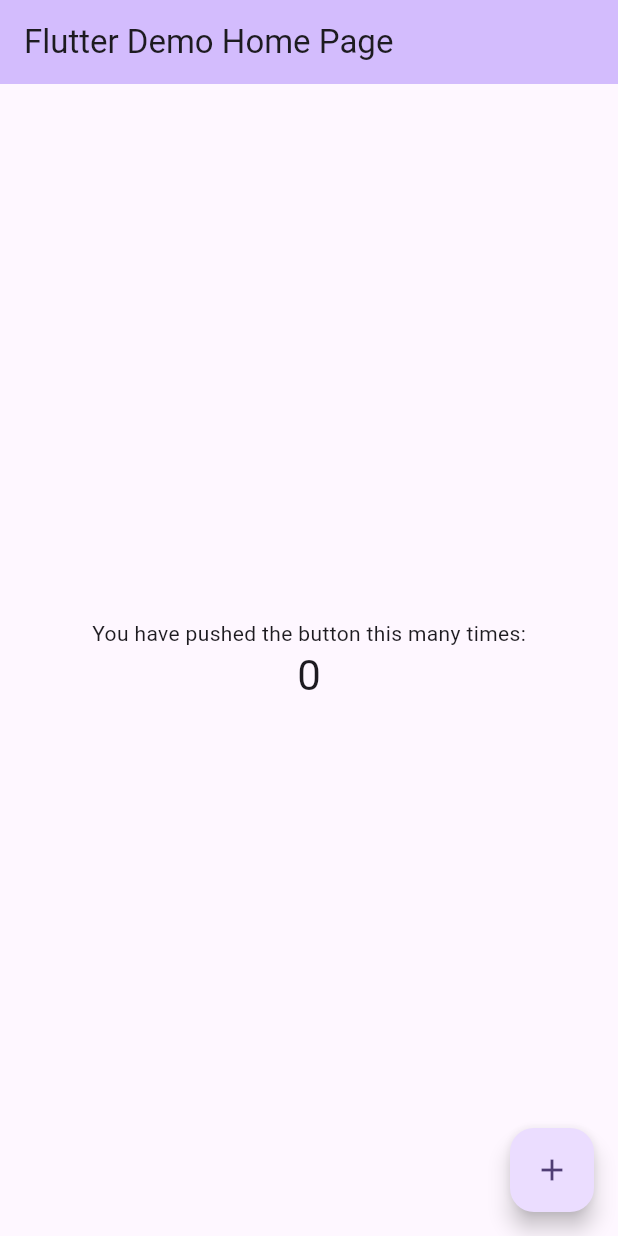
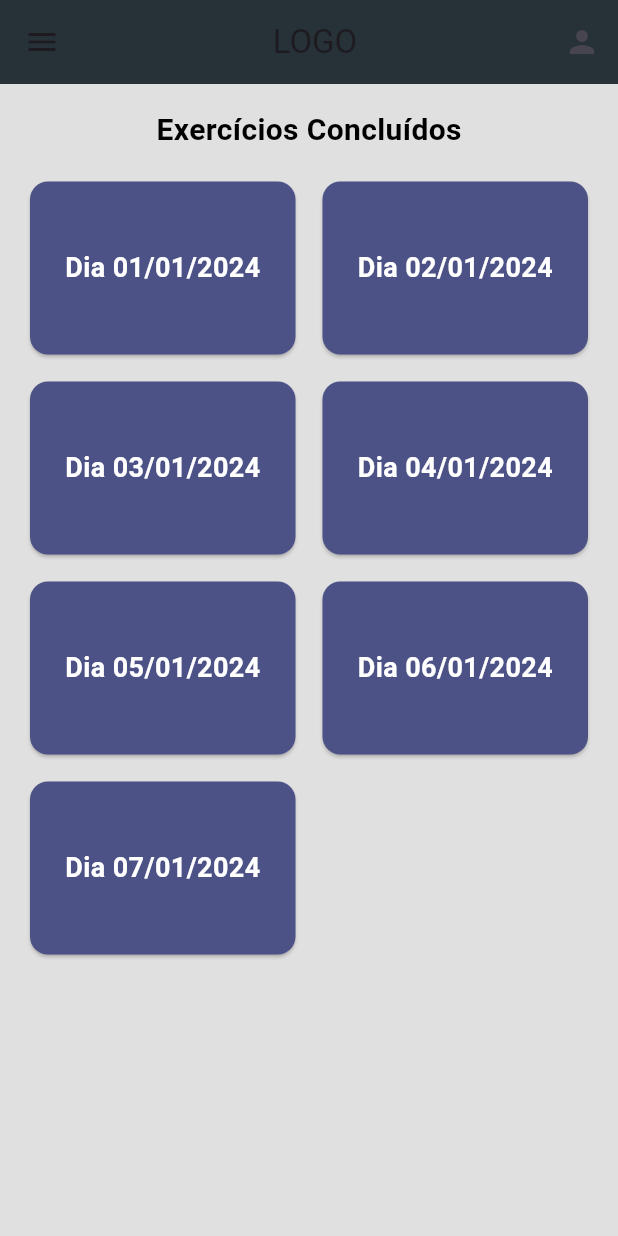
Before and after one commit to SouzaLipes/puc_fit_trabalho_moba, a Flutter app: the screen it shows after launch, on a phone screen of 412 x 824 dp. Run offline on Flutter 3.47's test engine with Material 3 defaults, Android fonts, the phone set to English and light mode, and no system bars.

Commit message:
adiçao telas calendario treino

```diff
--- a/puc_fit/lib/calendario_treinos.dart
+++ b/puc_fit/lib/calendario_treinos.dart
@@ -1,14 +1,72 @@
 import 'package:flutter/material.dart';
 import 'exercicios_feito_dia.dart';
 
-class DaysScreen extends StatelessWidget {
-  final List<String> days = ['Dia 1', 'Dia 2', 'Dia 3', 'Dia 4', 'Dia 5', 'Dia 6', 'Dia 7'];
+class CalendarioTreinos extends StatelessWidget {
+  final List<String> days = [
+    'Dia 01/01/2024',
+    'Dia 02/01/2024',
+    'Dia 03/01/2024',
+    'Dia 04/01/2024',
+    'Dia 05/01/2024',
+    'Dia 06/01/2024',
+    'Dia 07/01/2024',
+  ];
+
+  void _showExercisesDialog(BuildContext context, String day) {
+    showDialog(
+      context: context,
+      builder: (BuildContext context) {
+        return AlertDialog(
+          title: Text(day),
+          content: Column(
+            mainAxisSize: MainAxisSize.min,
+            children: [
+              ListTile(
+                leading: Icon(Icons.fitness_center),
+                title: Text('Exercício 1: exemplo-exercicio'),
+                trailing: Text('x3'),
+              ),
+              ListTile(
+                leading: Icon(Icons.fitness_center),
+                title: Text('Exercício 2: exemplo-exercicio'),
+                trailing: Text('x3'),
+              ),
+              ListTile(
+                leading: Icon(Icons.fitness_center),
+                title: Text('Exercício 3: exemplo-exercicio'),
+                trailing: Text('x3'),
+              ),
+            ],
+          ),
+          actions: [
+            TextButton(
+              child: Text('Fechar'),
+              onPressed: () {
+                Navigator.of(context).pop();
+              },
+            ),
+          ],
+        );
+      },
+    );
+  }
 
   @override
   Widget build(BuildContext context) {
     return Scaffold(
       appBar: AppBar(
-        title: Text('Exercícios por Dia'),
+        backgroundColor: Colors.blueGrey[900],
+        leading: IconButton(
+          icon: Icon(Icons.menu),
+          onPressed: () {},
+        ),
+        title: Center(child: Text("LOGO")),
+        actions: [
+          IconButton(
+            icon: Icon(Icons.person),
+            onPressed: () {},
+          ),
+        ],
       ),
       backgroundColor: Colors.grey[300],
       body: Padding(
@@ -20,39 +78,34 @@ class DaysScreen extends StatelessWidget {
               child: Text(
                 'Exercícios Concluídos',
                 style: TextStyle(
-                  color: Colors.black, // Cor do texto em preto
+                  color: Colors.black,
                   fontSize: 20,
-                  fontWeight: FontWeight.bold, // Texto em negrito
+                  fontWeight: FontWeight.bold,
                 ),
               ),
             ),
-            SizedBox(height: 16.0), // Espaço entre o título e os cards
+            SizedBox(height: 16.0),
             Expanded(
               child: GridView.builder(
                 gridDelegate: SliverGridDelegateWithFixedCrossAxisCount(
-                  crossAxisCount: 2, // Define 2 cards por linha
-                  crossAxisSpacing: 10.0, // Espaçamento horizontal entre os cards
-                  mainAxisSpacing: 10.0, // Espaçamento vertical entre os cards
-                  childAspectRatio: 3 / 2, // Proporção dos cards (largura / altura)
+                  crossAxisCount: 2,
+                  crossAxisSpacing: 10.0,
+                  mainAxisSpacing: 10.0,
+                  childAspectRatio: 3 / 2,
                 ),
                 itemCount: days.length,
                 itemBuilder: (context, index) {
                   return Card(
-                    color: Color(0xFF4C5285), // Cor de fundo #4C5285
+                    color: Color(0xFF4C5285),
                     child: InkWell(
                       onTap: () {
-                        Navigator.push(
-                          context,
-                          MaterialPageRoute(
-                            builder: (context) => ExerciosFeitosDia(day: days[index]),
-                          ),
-                        );
+                        _showExercisesDialog(context, days[index]);
                       },
                       child: Center(
                         child: Text(
                           days[index],
                           style: TextStyle(
-                            color: Colors.white, // Texto branco para contraste
+                            color: Colors.white,
                             fontSize: 18,
                             fontWeight: FontWeight.bold,
                           ),
--- a/puc_fit/lib/main.dart
+++ b/puc_fit/lib/main.dart
@@ -1,125 +1,15 @@
 import 'package:flutter/material.dart';
+import 'calendario_treinos.dart';
 
 void main() {
-  runApp(const MyApp());
+  runApp(MyApp());
 }
 
 class MyApp extends StatelessWidget {
-  const MyApp({super.key});
-
-  // This widget is the root of your application.
   @override
   Widget build(BuildContext context) {
     return MaterialApp(
-      title: 'Flutter Demo',
-      theme: ThemeData(
-        // This is the theme of your application.
-        //
-        // TRY THIS: Try running your application with "flutter run". You'll see
-        // the application has a purple toolbar. Then, without quitting the app,
-        // try changing the seedColor in the colorScheme below to Colors.green
-        // and then invoke "hot reload" (save your changes or press the "hot
-        // reload" button in a Flutter-supported IDE, or press "r" if you used
-        // the command line to start the app).
-        //
-        // Notice that the counter didn't reset back to zero; the application
-        // state is not lost during the reload. To reset the state, use hot
-        // restart instead.
-        //
-        // This works for code too, not just values: Most code changes can be
-        // tested with just a hot reload.
-        colorScheme: ColorScheme.fromSeed(seedColor: Colors.deepPurple),
-        useMaterial3: true,
-      ),
-      home: const MyHomePage(title: 'Flutter Demo Home Page'),
+      home: CalendarioTreinos(),
     );
   }
 }
-
-class MyHomePage extends StatefulWidget {
-  const MyHomePage({super.key, required this.title});
-
-  // This widget is the home page of your application. It is stateful, meaning
-  // that it has a State object (defined below) that contains fields that affect
-  // how it looks.
-
-  // This class is the configuration for the state. It holds the values (in this
-  // case the title) provided by the parent (in this case the App widget) and
-  // used by the build method of the State. Fields in a Widget subclass are
-  // always marked "final".
-
-  final String title;
-
-  @override
-  State<MyHomePage> createState() => _MyHomePageState();
-}
-
-class _MyHomePageState extends State<MyHomePage> {
-  int _counter = 0;
-
-  void _incrementCounter() {
-    setState(() {
-      // This call to setState tells the Flutter framework that something has
-      // changed in this State, which causes it to rerun the build method below
-      // so that the display can reflect the updated values. If we changed
-      // _counter without calling setState(), then the build method would not be
-      // called again, and so nothing would appear to happen.
-      _counter++;
-    });
-  }
-
-  @override
-  Widget build(BuildContext context) {
-    // This method is rerun every time setState is called, for instance as done
-    // by the _incrementCounter method above.
-    //
-    // The Flutter framework has been optimized to make rerunning build methods
-    // fast, so that you can just rebuild anything that needs updating rather
-    // than having to individually change instances of widgets.
-    return Scaffold(
-      appBar: AppBar(
-        // TRY THIS: Try changing the color here to a specific color (to
-        // Colors.amber, perhaps?) and trigger a hot reload to see the AppBar
-        // change color while the other colors stay the same.
-        backgroundColor: Theme.of(context).colorScheme.inversePrimary,
-        // Here we take the value from the MyHomePage object that was created by
-        // the App.build method, and use it to set our appbar title.
-        title: Text(widget.title),
-      ),
-      body: Center(
-        // Center is a layout widget. It takes a single child and positions it
-        // in the middle of the parent.
-        child: Column(
-          // Column is also a layout widget. It takes a list of children and
-          // arranges them vertically. By default, it sizes itself to fit its
-          // children horizontally, and tries to be as tall as its parent.
-          //
-          // Column has various properties to control how it sizes itself and
-          // how it positions its children. Here we use mainAxisAlignment to
-          // center the children vertically; the main axis here is the vertical
-          // axis because Columns are vertical (the cross axis would be
-          // horizontal).
-          //
-          // TRY THIS: Invoke "debug painting" (choose the "Toggle Debug Paint"
-          // action in the IDE, or press "p" in the console), to see the
-          // wireframe for each widget.
-          mainAxisAlignment: MainAxisAlignment.center,
-          children: <Widget>[
-            const Text(
-              'You have pushed the button this many times:',
-            ),
-            Text(
-              '$_counter',
-              style: Theme.of(context).textTheme.headlineMedium,
-            ),
-          ],
-        ),
-      ),
-      floatingActionButton: FloatingActionButton(
-        onPressed: _incrementCounter,
-        tooltip: 'Increment',
-        child: const Icon(Icons.add),
-      ), // This trailing comma makes auto-formatting nicer for build methods.
-    );
-  }
-}
```
